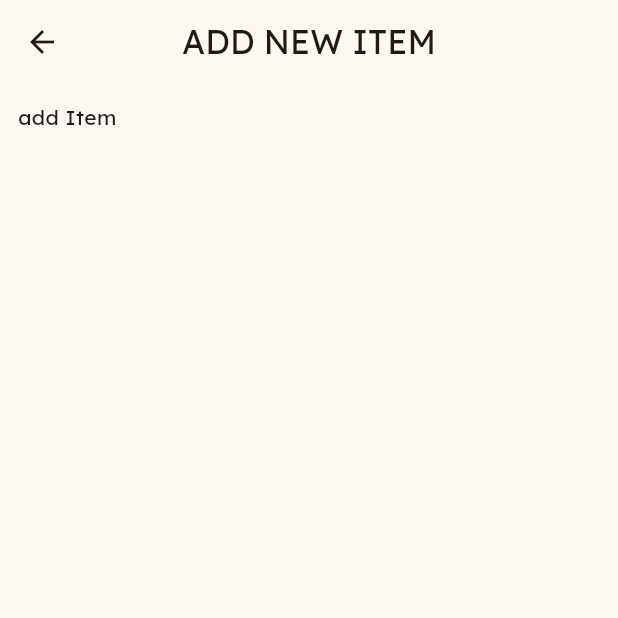
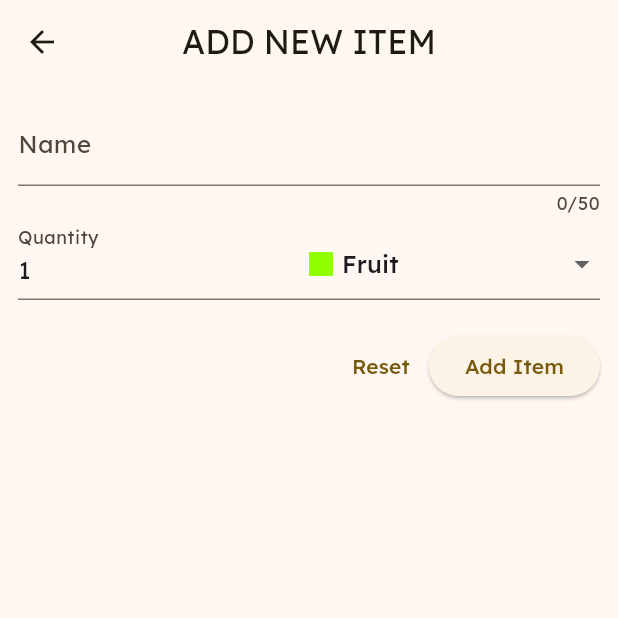
Before and after one commit to ptuxnet/grocery, a Flutter app: the screen it shows after launch, after a tap on the "add" icon, on a phone screen of 412 x 824 dp, the top half of it. Run offline on Flutter 3.47's test engine with Material 3 defaults, Android fonts, the phone set to English and light mode, and no system bars; our stand-ins replace google_fonts.

Commit message:
refactor: remove dummy data and implement dynamic item list - Remove unnecessary dummy data file - Create a new item list for dynamic data handling - Ensure data flows correctly between pages

```diff
--- a/lib/widgets/grocery_list.dart
+++ b/lib/widgets/grocery_list.dart
@@ -1,5 +1,5 @@
 import 'package:flutter/material.dart';
-import 'package:groceryapp/data/dummy_item.dart';
+import 'package:groceryapp/models/grocery_item.dart';
 import 'package:groceryapp/widgets/newitem.dart';
 
 class GroceryList extends StatefulWidget {
@@ -10,44 +10,61 @@ class GroceryList extends StatefulWidget {
 }
 
 class _GroceryListState extends State<GroceryList> {
+  final List<GroceryItem> _groceryItem = [];
+
   // Method for New Item
-  void addItem(BuildContext context) {
-    Navigator.of(context).push(
+  void addItem(BuildContext context) async {
+    final newItem = await Navigator.of(context).push<GroceryItem>(
       MaterialPageRoute(
         builder: (ctx) => Newitem(),
       ),
     );
+
+    if (newItem == null) {
+      return;
+    }
+
+    setState(() {
+      _groceryItem.add(newItem);
+    });
   }
 
   @override
   Widget build(BuildContext context) {
-    return Scaffold(
-      appBar: AppBar(
-        centerTitle: true,
-        title: const Text('GROCERIES'),
-        actions: [
-          IconButton(
-            onPressed: () => addItem(context),
-            icon: Icon(Icons.add),
-          )
-        ],
-      ),
-      body: ListView.builder(
-        itemCount: groceryItems.length,
+    Widget content = Center(
+      child: Text('No Item added yet'),
+    );
+
+    if (_groceryItem.isNotEmpty) {
+      content = ListView.builder(
+        itemCount: _groceryItem.length,
         itemBuilder: (BuildContext context, int index) {
           return ListTile(
-            title: Text(groceryItems[index].name),
+            title: Text(_groceryItem[index].name),
             leading: Container(
               width: 24,
               height: 24,
-              color: groceryItems[index].category.color,
+              color: _groceryItem[index].category.color,
             ),
             trailing: Text(
-              groceryItems[index].quantity.toString(),
+              _groceryItem[index].quantity.toString(),
             ),
           );
         },
-      ),
-    );
+      );
+    }
+
+    return Scaffold(
+        appBar: AppBar(
+          centerTitle: true,
+          title: const Text('GROCERIES'),
+          actions: [
+            IconButton(
+              onPressed: () => addItem(context),
+              icon: Icon(Icons.add),
+            )
+          ],
+        ),
+        body: content);
   }
 }
--- a/lib/widgets/newitem.dart
+++ b/lib/widgets/newitem.dart
@@ -1,4 +1,7 @@
 import 'package:flutter/material.dart';
+import 'package:groceryapp/data/categories.dart';
+import 'package:groceryapp/models/category.dart';
+import 'package:groceryapp/models/grocery_item.dart';
 
 class Newitem extends StatefulWidget {
   const Newitem({super.key});
@@ -8,6 +11,25 @@ class Newitem extends StatefulWidget {
 }
 
 class _NewitemState extends State<Newitem> {
+  final _formkey = GlobalKey<FormState>();
+  var _enteredName = '';
+  var _enteredQuantity = 1;
+  var _selectedCategory = categories[Categories.fruit]!;
+
+  void _saveItem() {
+    if (_formkey.currentState!.validate()) {
+      _formkey.currentState!.save();
+      Navigator.of(context).pop(
+        GroceryItem(
+          id: DateTime.now().toString(),
+          name: _enteredName,
+          quantity: _enteredQuantity,
+          category: _selectedCategory,
+        ),
+      );
+    }
+  }
+
   @override
   Widget build(BuildContext context) {
     return Scaffold(
@@ -16,9 +38,106 @@ class _NewitemState extends State<Newitem> {
         title: Text('ADD NEW ITEM'),
       ),
       body: Padding(
-        padding: EdgeInsets.all(12),
-        child: Text('add Item'),
-      ),
+          padding: EdgeInsets.all(12),
+          child: Form(
+            key: _formkey,
+            child: Column(
+              children: [
+                TextFormField(
+                  maxLength: 50,
+                  decoration: const InputDecoration(
+                    label: Text('Name'),
+                  ),
+                  validator: (value) {
+                    if (value == null ||
+                        value.isEmpty ||
+                        value.trim().length <= 1 ||
+                        value.trim().length > 50) {
+                      return 'Must be between 1 and 50 characters';
+                    }
+
+                    return null;
+                  },
+                  onSaved: (value) {
+                    // if (value == null) {
+                    //   return;
+                    // }
+                    _enteredName = value!;
+                  },
+                ),
+                Row(
+                  crossAxisAlignment: CrossAxisAlignment.end,
+                  children: [
+                    Expanded(
+                      child: TextFormField(
+                        decoration: InputDecoration(
+                          label: Text('Quantity'),
+                        ),
+                        validator: (value) {
+                          if (value == null ||
+                              value.isEmpty ||
+                              int.tryParse(value) == null ||
+                              int.tryParse(value)! <= 0) {
+                            return 'Must be a valid, positive number';
+                          }
+                          return null;
+                        },
+                        onSaved: (value) {
+                          _enteredQuantity = int.parse(value!);
+                        },
+                        initialValue: '1',
+                        keyboardType: TextInputType.number,
+                      ),
+                    ),
+                    Expanded(
+                      child: DropdownButtonFormField(
+                        value: _selectedCategory,
+                        items: [
+                          for (final category in categories.entries)
+                            DropdownMenuItem(
+                                value: category.value,
+                                child: Row(
+                                  children: [
+                                    Container(
+                                      width: 16,
+                                      height: 16,
+                                      color: category.value.color,
+                                    ),
+                                    const SizedBox(
+                                      width: 6,
+                                    ),
+                                    Text(category.value.title)
+                                  ],
+                                ))
+                        ],
+                        onChanged: (value) {
+                          setState(() {
+                            _selectedCategory = value!;
+                          });
+                        },
+                      ),
+                    )
+                  ],
+                ),
+                SizedBox(height: 20),
+                Row(
+                  mainAxisAlignment: MainAxisAlignment.end,
+                  children: [
+                    TextButton(
+                      onPressed: () {
+                        _formkey.currentState!.reset();
+                      },
+                      child: const Text('Reset'),
+                    ),
+                    ElevatedButton(
+                      onPressed: _saveItem,
+                      child: Text('Add Item'),
+                    )
+                  ],
+                )
+              ],
+            ),
+          )),
     );
   }
 }
```
Also changed, not shown: lib/data/dummy_item.dart (deleted, +0 -21 lines).
